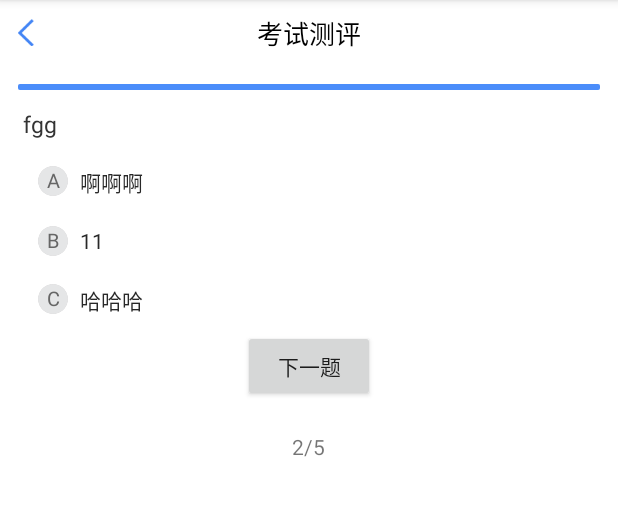
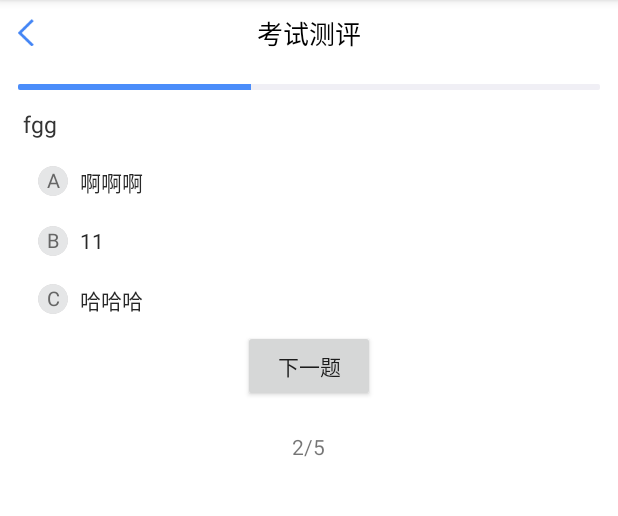
Before and after one commit to huangsss/RecycleViewMultiItemDemo, an Android app: the screen it shows after launch (ExamActivity), after a tap on "下一题", on a phone screen of 412 x 824 dp, the part 84-600 px from its top. Run offline under Robolectric (Android 15) with nearby library versions, the phone set to English and light mode, and no system bars.

Commit message:
界面完成

```diff
--- a/app/src/main/java/com/huangasys/ExamMultiItemDemo/ExamActivity.java
+++ b/app/src/main/java/com/huangasys/ExamMultiItemDemo/ExamActivity.java
@@ -2,7 +2,6 @@ package com.huangasys.ExamMultiItemDemo;
 
 import android.annotation.SuppressLint;
 import android.content.Context;
-import android.content.MutableContextWrapper;
 import android.os.Bundle;
 import android.support.annotation.Nullable;
 import android.support.v7.app.AppCompatActivity;
@@ -22,7 +21,6 @@ import com.google.gson.Gson;
 import com.huangasys.recycleviewmultiitemdemo.JsonDatas;
 import com.huangasys.recycleviewmultiitemdemo.R;
 
-import java.lang.invoke.ConstantCallSite;
 import java.util.List;
 
 /**
@@ -60,12 +58,14 @@ public class ExamActivity extends AppCompatActivity implements View.OnClickListe
     @SuppressLint("SetTextI18n")
     public void getData() {
         ExamBeanClass examBeanClass = new Gson().fromJson(JsonDatas.ExamJson2, ExamBeanClass.class);
-        //题目列表;
+        //题目列表;https://www.bejson.com/
         mQuesList = examBeanClass.getResult().getQuesList();
         mListSize = mQuesList.size();//题目集合的总数;
         Log.d("print", "getData:  题目总数为---"+mListSize);
         //首次进入默认显示第一题;
-        mProgressBar.setProgress((int) 100*(1/mListSize));
+        Log.d("print", "onClick: "+100/3);
+        Log.d("print", "onClick: "+(100/mListSize));
+        mProgressBar.setProgress((100/mListSize));
         titleText.setText(mQuesList.get(flag).getQuesName());
         mBottomText.setText("1/" + mListSize);
         mRecyclerView.setLayoutManager(new LinearLayoutManager(this));
@@ -81,7 +81,7 @@ public class ExamActivity extends AppCompatActivity implements View.OnClickListe
         Log.d("print", "onClick: 下一题");
         flag++;
         if (flag < mListSize) {
-            mProgressBar.setProgress((int) 100*(flag+1/mListSize));
+            mProgressBar.setProgress((100/mListSize)*(flag+1));
             mBottomText.setText((flag+1)+"/"+mListSize);
             titleText.setText(mQuesList.get(flag).getQuesName());
             mQuestAnwswerAdapter.setNewData(mQuesList.get(flag).getItemList());
--- a/app/src/main/res/layout/activity_exam_layout.xml
+++ b/app/src/main/res/layout/activity_exam_layout.xml
@@ -46,12 +46,19 @@
         android:layout_marginLeft="15dp"
         android:layout_marginBottom="@dimen/dp_10"
         />
+<ScrollView
+    android:layout_width="match_parent"
+    android:layout_height="match_parent"
+    android:scrollbars="none">
+    <RelativeLayout
+        android:layout_width="match_parent"
+        android:layout_height="match_parent">
 
         <android.support.v7.widget.RecyclerView
             android:id="@+id/exam_recycleView"
             android:layout_width="match_parent"
-        android:layout_height="wrap_content">
-
+            android:layout_height="wrap_content"
+            >
         </android.support.v7.widget.RecyclerView>
 
         <Button
@@ -59,14 +66,21 @@
             android:layout_width="wrap_content"
             android:layout_height="wrap_content"
             android:layout_gravity="center_horizontal"
-        android:text="下一题" />
-
-
+            android:text="下一题"
+            android:layout_below="@+id/exam_recycleView"
+            android:layout_centerHorizontal="true"
+            />
         <TextView
             android:id="@+id/exam_bottom_text"
             android:layout_width="wrap_content"
             android:layout_height="wrap_content"
             android:layout_gravity="center"
             android:layout_marginTop="20dp"
-        android:text="1/61" />
+            android:text="1/61"
+            android:layout_below="@+id/exam_button"
+            android:layout_centerHorizontal="true"
+            android:layout_marginBottom="20dp"/>
+
+    </RelativeLayout>
+</ScrollView>
 </LinearLayout>
```
Lines whose indentation alone changed are shown as unchanged.
